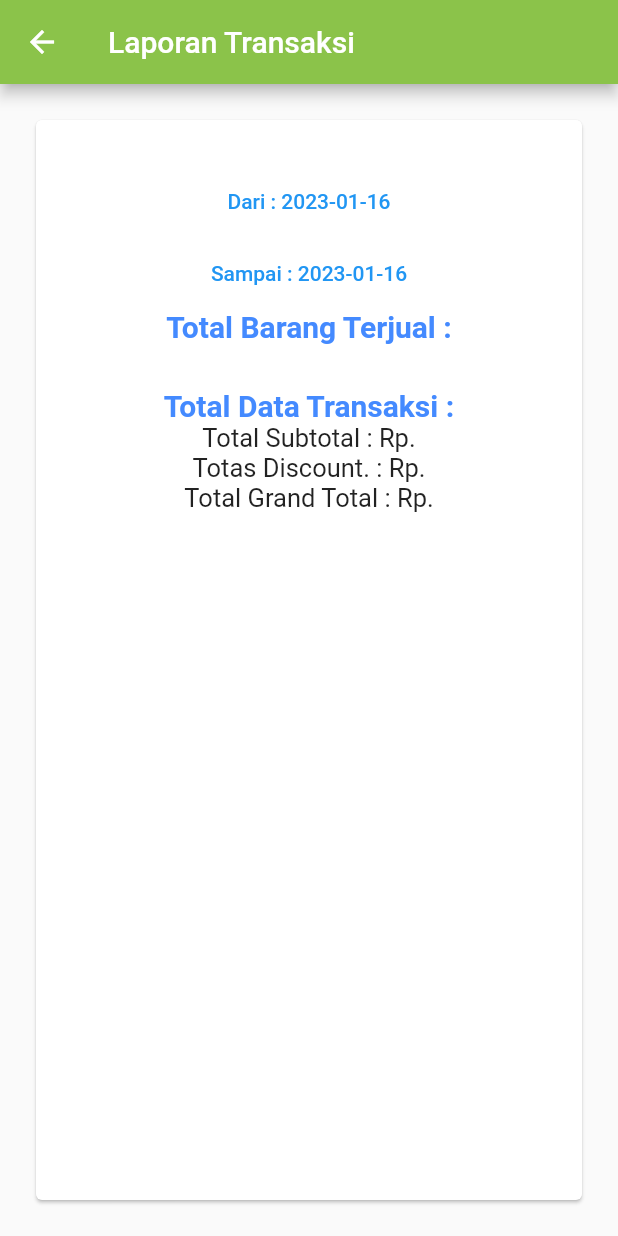
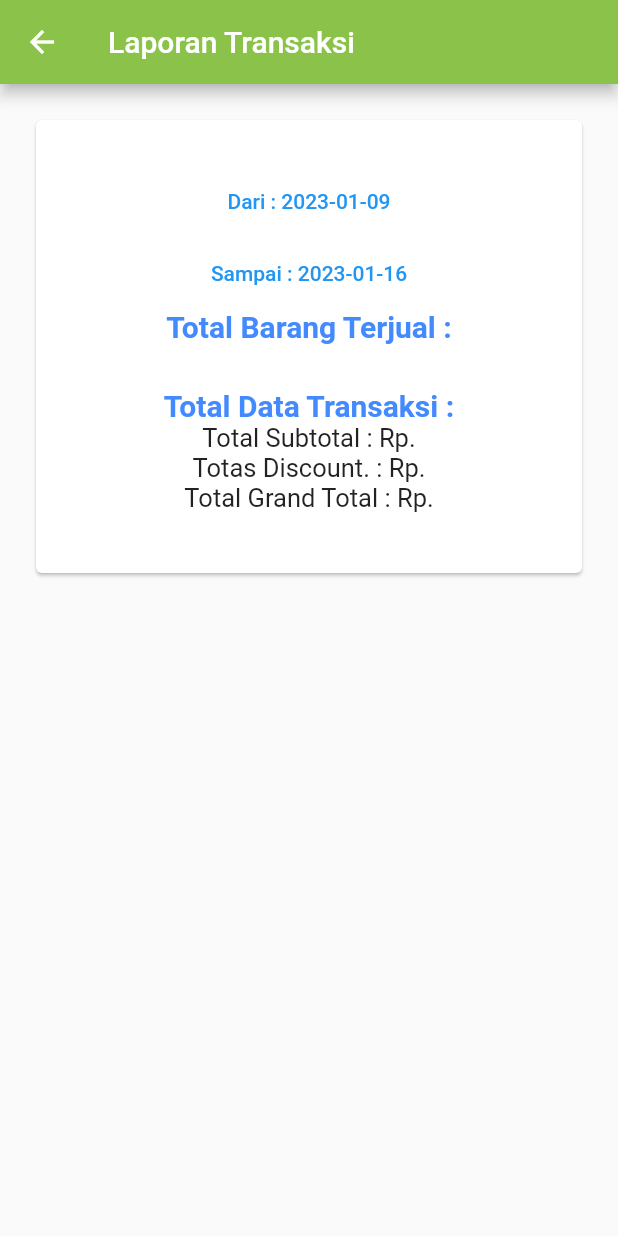
Before and after one commit to aminsum9/autojet-sparepart-app, a Flutter app: the Report screen opened by its route, on a phone screen of 412 x 824 dp. Run offline on Flutter 3.47's test engine with Material 2 defaults, Android fonts, the phone set to English and light mode, and no system bars; our stand-ins replace shared_preferences; missing offline and left inert: dart:ffi, item_picker, pretty_json; accounts and stored records are empty; network calls fail.

Commit message:
update report

```diff
--- a/lib/login.dart
+++ b/lib/login.dart
@@ -100,7 +100,9 @@ class LoginPageState extends State<LoginPage> with TickerProviderStateMixin {
 
   @override
   Widget build(BuildContext context) {
-    return Scaffold(
+    return WillPopScope(
+        onWillPop: () async => false,
+        child: Scaffold(
             body: Container(
           child: Container(
             decoration: const BoxDecoration(
@@ -177,7 +179,7 @@ class LoginPageState extends State<LoginPage> with TickerProviderStateMixin {
               ])
             ]),
           ),
-    ));
+        )));
   }
 }
 
--- a/lib/report.dart
+++ b/lib/report.dart
@@ -81,7 +81,15 @@ class ReportState extends State<Report> {
   void initState() {
     // TODO: implement initState
     super.initState();
-    getReport(DateTime.now(), DateTime.now());
+
+    var date = DateTime.now();
+    var startDateInit = DateTime(date.year, date.month, date.day - 7);
+
+    setState(() {
+      startDate = startDateInit;
+    });
+
+    getReport(startDateInit, DateTime.now());
   }
 
   Future<void> selectStartDate() async {
@@ -122,7 +130,9 @@ class ReportState extends State<Report> {
         appBar: AppBar(
             title: Text("Laporan Transaksi"),
             backgroundColor: Colors.lightGreen),
-        body: Container(
+        body: SingleChildScrollView(
+            scrollDirection: Axis.vertical,
+            child: Container(
               // height: 300.0,
               padding: const EdgeInsets.all(20.0),
               child: Card(
@@ -135,12 +145,14 @@ class ReportState extends State<Report> {
                     onPressed: () {
                       selectStartDate();
                     },
-                child: Text("Dari : ${startDate.toString().split(' ')[0]}")),
+                    child:
+                        Text("Dari : ${startDate.toString().split(' ')[0]}")),
                 TextButton(
                     onPressed: () {
                       selectEndDate();
                     },
-                child: Text("Sampai : ${endDate.toString().split(' ')[0]}")),
+                    child:
+                        Text("Sampai : ${endDate.toString().split(' ')[0]}")),
                 const Text(
                   "Total Barang Terjual :",
                   style: TextStyle(
@@ -178,6 +190,6 @@ class ReportState extends State<Report> {
                   padding: EdgeInsets.all(20.0),
                 ),
               ]))),
-        ));
+            )));
   }
 }
```
Also changed, not shown: lib/detailbarang.dart (+12 -9 lines), lib/detailtransaksi.dart (+5 -3 lines). Lines whose indentation alone changed are shown as unchanged.
